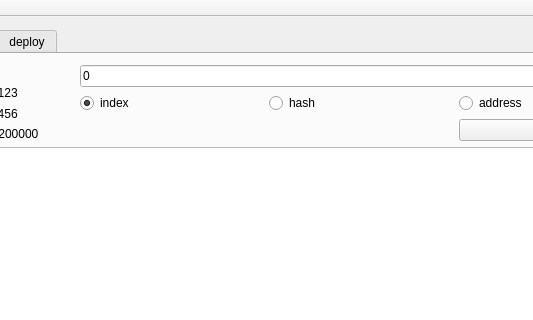
Above: MainWindow.ui from t2dk49580/OriginWallet before the change; both pictures show x 134 to 667 and y 0 to 320 of the 800 by 600 pixel window. Below: the same form after it.
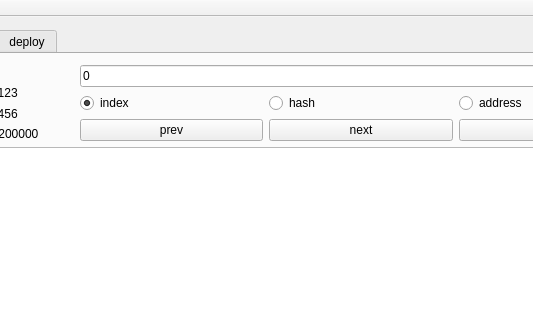
That is the form after the change. The open tabs and pages were chosen to show the change.

```diff
--- a/MainWindow.ui
+++ b/MainWindow.ui
@@ -324,6 +324,20 @@
         <item row="3" column="0" colspan="4">
          <widget class="QTextBrowser" name="ui_databrowser"/>
         </item>
+        <item row="2" column="2">
+         <widget class="QPushButton" name="pb_next">
+          <property name="text">
+           <string>next</string>
+          </property>
+         </widget>
+        </item>
+        <item row="2" column="1">
+         <widget class="QPushButton" name="pb_prev">
+          <property name="text">
+           <string>prev</string>
+          </property>
+         </widget>
+        </item>
        </layout>
       </widget>
       <widget class="QWidget" name="tab_3">
```
Left out of the diff: 6 changed lines with no effect on the pictures.
